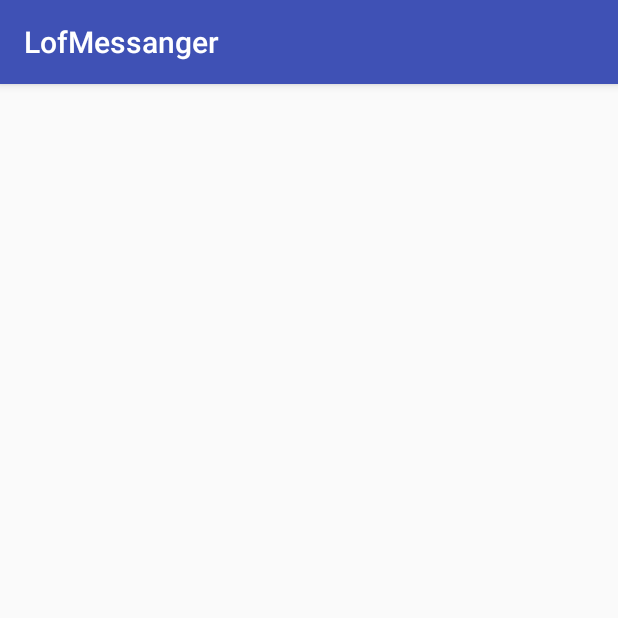
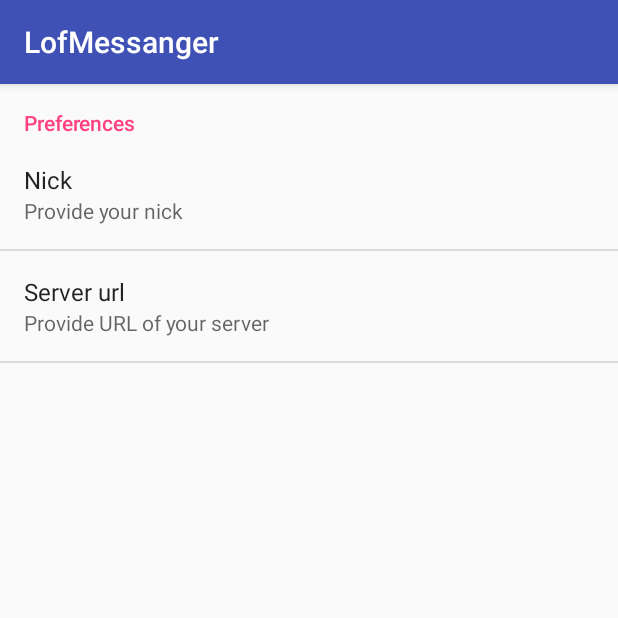
Before and after one commit to akvus/skeleton-android, an Android app: the SettingsActivity screen opened directly, with no data from a screen before it, on a phone screen of 412 x 824 dp, the top half of it. Run offline under Robolectric (Android 15) with nearby library versions, the phone set to English and light mode, and no system bars; our stand-ins replace Dagger/Hilt's generated code; network calls fail.

Commit message:
Simple preferences screen.

```diff
--- a/app/src/main/java/net/edventurer/lofmessanger/ui/settings/SettingsActivity.kt
+++ b/app/src/main/java/net/edventurer/lofmessanger/ui/settings/SettingsActivity.kt
@@ -1,22 +1,36 @@
 package net.edventurer.lofmessanger.ui.settings
 
+import android.arch.lifecycle.ViewModelProvider
 import android.os.Bundle
-import android.os.PersistableBundle
+import dagger.android.AndroidInjection
 import net.edventurer.lofmessanger.R
 import net.edventurer.lofmessanger.arch.MyDaggerAppCompactActivity
+import net.edventurer.lofmessanger.ui.settings.frag.SettingsFragment
+import javax.inject.Inject
 
 /**
  * Created by akvus on 2/19/18.
  */
 class SettingsActivity : MyDaggerAppCompactActivity<SettingsViewState>() {
 
-    override fun onCreate(savedInstanceState: Bundle?, persistentState: PersistableBundle?) {
-        super.onCreate(savedInstanceState, persistentState)
+    @Inject
+    lateinit var viewModelProvider: ViewModelProvider.Factory
+
+    override fun onCreate(savedInstanceState: Bundle?) {
+        AndroidInjection.inject(this)
+        super.onCreate(savedInstanceState)
         setContentView(R.layout.activity_settings)
+        commitFragment()
+    }
+
+    private fun commitFragment() {
+        fragmentManager.beginTransaction().run {
+            replace(R.id.rootView, SettingsFragment.newInstance())
+            commit()
+        }
     }
 
     override fun render(viewState: SettingsViewState) {
-
     }
 
 }
--- /dev/null
+++ b/app/src/main/java/net/edventurer/lofmessanger/ui/settings/frag/SettingsFragment.kt
@@ -0,0 +1,20 @@
+package net.edventurer.lofmessanger.ui.settings.frag
+
+import android.os.Bundle
+import android.preference.PreferenceFragment
+import net.edventurer.lofmessanger.R
+
+
+/**
+ * Created by akvus on 2/20/18.
+ */
+class SettingsFragment : PreferenceFragment() {
+    override fun onCreate(savedInstanceState: Bundle?) {
+        super.onCreate(savedInstanceState)
+        addPreferencesFromResource(R.xml.preferences)
+    }
+
+    companion object {
+        fun newInstance() = SettingsFragment()
+    }
+}
--- a/app/src/main/res/layout/activity_settings.xml
+++ b/app/src/main/res/layout/activity_settings.xml
@@ -1,6 +1,5 @@
 <?xml version="1.0" encoding="utf-8"?>
-<android.support.constraint.ConstraintLayout
-    xmlns:android="http://schemas.android.com/apk/res/android" android:layout_width="match_parent"
-    android:layout_height="match_parent">
-
-</android.support.constraint.ConstraintLayout>
+<android.support.constraint.ConstraintLayout xmlns:android="http://schemas.android.com/apk/res/android"
+    android:id="@+id/rootView"
+    android:layout_width="match_parent"
+    android:layout_height="match_parent" />
--- a/app/src/main/res/values/strings.xml
+++ b/app/src/main/res/values/strings.xml
@@ -4,4 +4,10 @@
     <string name="send">Send</string>
     <string name="message_sent">Message sent</string>
     <string name="message_deleted">Message deleted</string>
+    <string name="action_settings">Settings</string>
+    <string name="preferences">Preferences</string>
+    <string name="preference_nick_title">Nick</string>
+    <string name="preference_nick_summary">Provide your nick</string>
+    <string name="preference_url_title">Server url</string>
+    <string name="preference_url_summary">Provide URL of your server</string>
 </resources>
--- /dev/null
+++ b/app/src/main/res/xml/preferences.xml
@@ -0,0 +1,19 @@
+<?xml version="1.0" encoding="utf-8"?>
+<PreferenceScreen xmlns:android="http://schemas.android.com/apk/res/android">
+    <PreferenceCategory
+        android:title="@string/preferences">
+
+        <EditTextPreference
+            android:key="nickPreference"
+            android:title="@string/preference_nick_title"
+            android:summary="@string/preference_nick_summary"
+            android:dialogTitle="@string/preference_nick_title" />
+
+        <EditTextPreference
+            android:key="urlPreference"
+            android:title="@string/preference_url_title"
+            android:summary="@string/preference_url_summary"
+            android:dialogTitle="@string/preference_url_title" />
+
+    </PreferenceCategory>
+</PreferenceScreen>
```
Also changed, not shown: app/src/main/java/net/edventurer/lofmessanger/di/ActivityBuilder.kt (+6 -1 lines), app/src/main/java/net/edventurer/lofmessanger/ui/main/MainActivity.kt (+22 -0 lines), app/src/main/java/net/edventurer/lofmessanger/ui/settings/SettingsActivityModule.kt (added, +10 -0 lines), app/src/main/res/drawable/ic_settings_black_24dp.xml (added, +9 -0 lines), app/src/main/res/menu/main.xml (added, +9 -0 lines).
